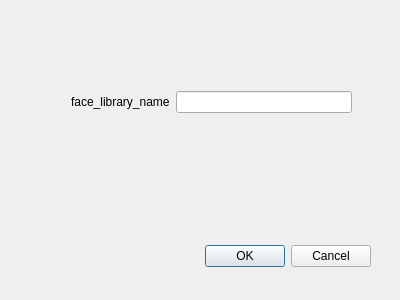
Qt form app/ui/AddLibraryDialogUI.ui (Meydan-ZHOU/smileSystem) before a commit.
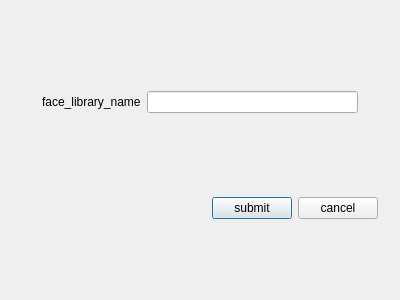
The same form after that commit.

What changed in the file:
```diff
--- a/app/ui/AddLibraryDialogUI.ui
+++ b/app/ui/AddLibraryDialogUI.ui
@@ -13,47 +13,103 @@
   <property name="windowTitle">
    <string>new_face_library</string>
   </property>
-  <widget class="QDialogButtonBox" name="buttonBox">
-   <property name="geometry">
-    <rect>
-     <x>30</x>
-     <y>240</y>
-     <width>341</width>
-     <height>32</height>
-    </rect>
+  <layout class="QVBoxLayout" name="verticalLayout">
+   <property name="leftMargin">
+    <number>22</number>
    </property>
-   <property name="cursor">
-    <cursorShape>PointingHandCursor</cursorShape>
+   <property name="topMargin">
+    <number>22</number>
    </property>
-   <property name="orientation">
-    <enum>Qt::Horizontal</enum>
+   <property name="rightMargin">
+    <number>22</number>
    </property>
-   <property name="standardButtons">
-    <set>QDialogButtonBox::Cancel|QDialogButtonBox::Ok</set>
+   <property name="bottomMargin">
+    <number>22</number>
    </property>
-  </widget>
-  <widget class="QWidget" name="layoutWidget">
-   <property name="geometry">
-    <rect>
-     <x>71</x>
-     <y>91</y>
-     <width>281</width>
-     <height>22</height>
-    </rect>
-   </property>
-   <layout class="QHBoxLayout" name="horizontalLayout">
-    <item>
-     <widget class="QLabel" name="label">
-      <property name="text">
-       <string>face_library_name</string>
+   <item>
+    <layout class="QHBoxLayout" name="horizontalLayout">
+     <property name="leftMargin">
+      <number>20</number>
+     </property>
+     <property name="topMargin">
+      <number>20</number>
+     </property>
+     <property name="rightMargin">
+      <number>20</number>
+     </property>
+     <property name="bottomMargin">
+      <number>20</number>
+     </property>
+     <item>
+      <widget class="QLabel" name="label">
+       <property name="text">
+        <string>face_library_name</string>
+       </property>
+      </widget>
+     </item>
+     <item>
+      <widget class="QLineEdit" name="lineEdit_library_name"/>
+     </item>
+    </layout>
+   </item>
+   <item>
+    <widget class="QWidget" name="widget" native="true">
+     <property name="maximumSize">
+      <size>
+       <width>16777215</width>
+       <height>40</height>
+      </size>
+     </property>
+     <layout class="QHBoxLayout" name="horizontalLayout_2">
+      <property name="leftMargin">
+       <number>0</number>
       </property>
-     </widget>
-    </item>
-    <item>
-     <widget class="QLineEdit" name="lineEdit_library_name"/>
-    </item>
-   </layout>
-  </widget>
+      <property name="topMargin">
+       <number>0</number>
+      </property>
+      <property name="rightMargin">
+       <number>0</number>
+      </property>
+      <property name="bottomMargin">
+       <number>0</number>
+      </property>
+      <item>
+       <spacer name="horizontalSpacer">
+        <property name="orientation">
+         <enum>Qt::Horizontal</enum>
+        </property>
+        <property name="sizeHint" stdset="0">
+         <size>
+          <width>185</width>
+          <height>20</height>
+         </size>
+        </property>
+       </spacer>
+      </item>
+      <item>
+       <widget class="QPushButton" name="pushButton">
+        <property name="cursor">
+         <cursorShape>PointingHandCursor</cursorShape>
+        </property>
+        <property name="text">
+         <string>submit</string>
+        </property>
+       </widget>
+      </item>
+      <item>
+       <widget class="QPushButton" name="pushButton_2">
+        <property name="cursor">
+         <cursorShape>PointingHandCursor</cursorShape>
+        </property>
+        <property name="text">
+         <string>cancel</string>
+        </property>
+       </widget>
+      </item>
+     </layout>
+    </widget>
+   </item>
+  </layout>
  </widget>
  <resources/>
  <connections>
```
Left out of the diff: 30 changed lines with no effect on the pictures.
